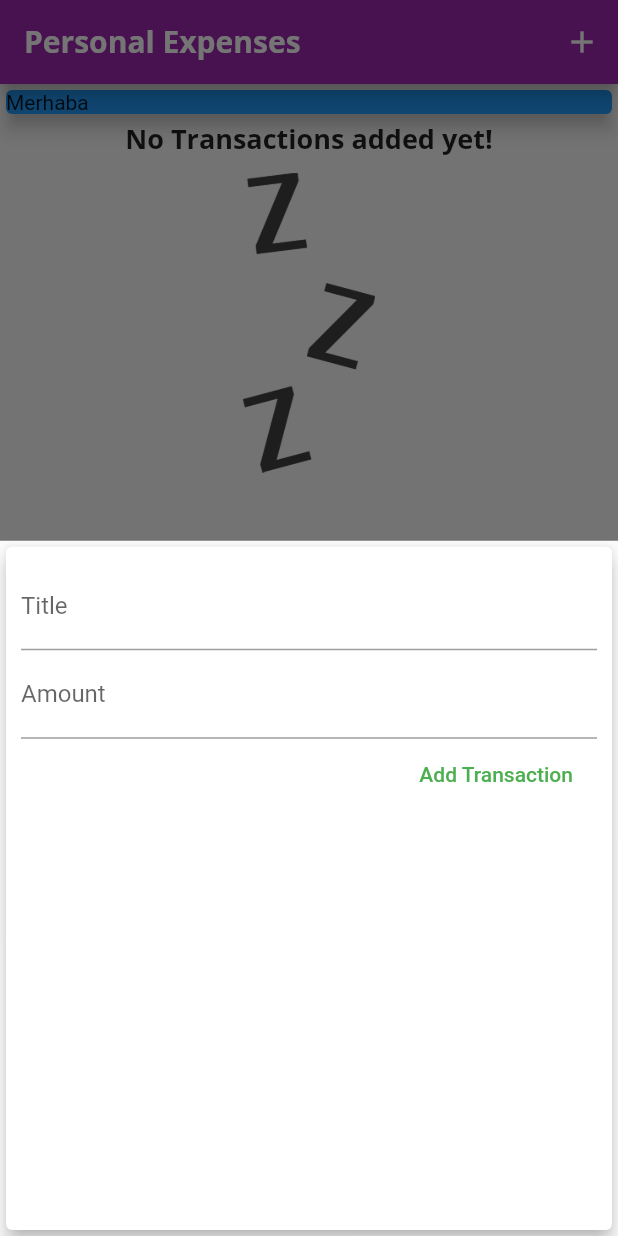
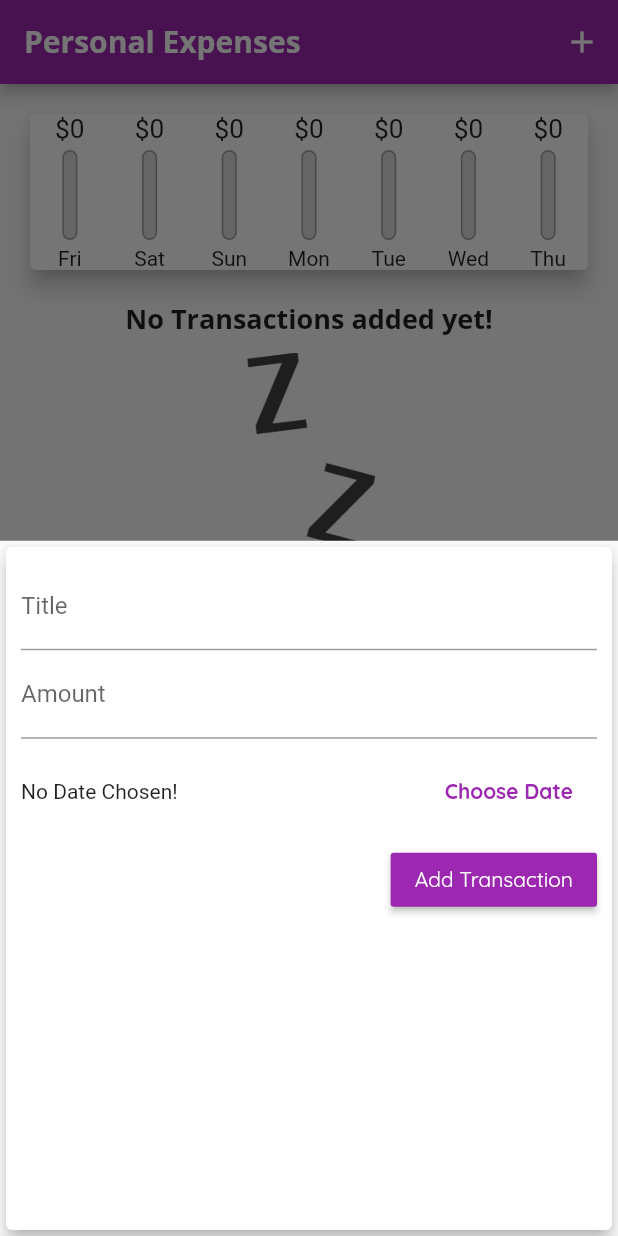
Before and after one commit to sarikayarslan/-Flutter-PersonalExpenses, a Flutter app: the screen it shows after launch, after a tap on the "add" icon, on a phone screen of 412 x 824 dp. Run offline on Flutter 3.47's test engine with Material 2 defaults, Android fonts, the phone set to English and light mode, and no system bars.

Commit message:
ShowDatePicker

```diff
--- a/lib/main.dart
+++ b/lib/main.dart
@@ -1,5 +1,6 @@
 import 'package:flutter/material.dart';
 import 'package:intl/intl.dart';
+import './widgets/chart.dart';
 import './widgets/transaction_list.dart';
 import './widgets/new_transaction.dart';
 import './widgets/transaction_list.dart';
@@ -21,7 +22,9 @@ class MyApp extends StatelessWidget {
                   title: TextStyle(
                       fontFamily: 'OpenSans',
                       fontWeight: FontWeight.bold,
-                      fontSize: 18),
+                      fontSize: 18,
+                  ),
+              button: TextStyle(color: Colors.white ),
                 ),
             appBarTheme: AppBarTheme(
               textTheme: ThemeData.light().textTheme.copyWith(
@@ -54,6 +57,16 @@ class _MyHomePageState extends State<MyHomePage> {
     //     amount: 16.53,
     //     date: DateTime.now())
   ];
+
+  List<Transaction> get _recentTransactions {
+    return _userTransactions.where((tx) {
+      return tx.date.isAfter(
+        DateTime.now().subtract(
+          Duration(days: 7),
+        ),
+      );
+    }).toList();
+  }
 
   void _addNewTransaction(String txTitle, double txAmount) {
     final newTx = Transaction(
@@ -93,14 +106,8 @@ class _MyHomePageState extends State<MyHomePage> {
           // mainAxisAlignment: MainAxisAlignment.start,
           crossAxisAlignment: CrossAxisAlignment.center,
           children: [
-            Container(
-              width: double.infinity,
-              child: Card(
-                color: Colors.blue,
-                child: Text("Merhaba"),
-                elevation: 5,
-              ),
-            ),
+            Chart(_recentTransactions),
+
             TransactionList(_userTransactions),
           ],
         ),
--- a/lib/widgets/chart.dart
+++ b/lib/widgets/chart.dart
@@ -0,0 +1,53 @@
+import 'package:flutter/material.dart';
+import 'package:intl/intl.dart';
+import '../models/transaction.dart';
+import './chart_bar.dart';
+
+class Chart extends StatelessWidget {
+  final List<Transaction> recentTransactions;
+
+  Chart(this.recentTransactions);
+
+  List<Map<String, Object>> get groupedTransactionValues {
+    return List.generate(7, (index) {
+      final weekDay = DateTime.now().subtract(
+        Duration(days: index),
+      );
+      double totalSum = 0.0;
+      for (var i = 0; i < recentTransactions.length; i++) {
+        if (recentTransactions[i].date.month == weekDay.month &&
+            recentTransactions[i].date.day == weekDay.day &&
+            recentTransactions[i].date.year == weekDay.year) {
+          totalSum += recentTransactions[i].amount;
+        }
+      }
+      return {'day': DateFormat.E().format(weekDay), 'amount': totalSum};
+    }).reversed.toList();
+  }
+
+  double get totalSpending {
+    return groupedTransactionValues.fold(0.0, (sum, item) {
+      return sum + (item['amount'] as double);
+    });
+  }
+
+  @override
+  Widget build(BuildContext context) {
+    return Card(
+      elevation: 6,
+      margin: EdgeInsets.all(20),
+      child: Row(
+        mainAxisAlignment: MainAxisAlignment.spaceAround,
+        children: groupedTransactionValues.map((data) {
+          return Flexible(
+            fit: FlexFit.tight,
+            child: ChartBar(data['day'].toString(),
+                (data['amount'] as double),
+                totalSpending == 0.0 ? 0.0 :(data['amount'] as double) / totalSpending
+            ),
+          );
+        }).toList(),
+      ),
+    );
+  }
+}
--- /dev/null
+++ b/lib/widgets/chart_bar.dart
@@ -0,0 +1,53 @@
+import 'package:flutter/material.dart';
+
+class ChartBar extends StatelessWidget {
+  final String label;
+  final double spendingAmount;
+  final double spendingPctOfTotal;
+
+  ChartBar(this.label, this.spendingAmount, this.spendingPctOfTotal);
+
+  @override
+  Widget build(BuildContext context) {
+    return Column(
+      children: [
+        Container(
+          height: 20,
+          child: FittedBox(
+              child: Text('\$${spendingAmount.toStringAsFixed(0)}')),
+        ),
+        SizedBox(
+          height: 4,
+        ),
+        Container(
+          height: 60,
+          width: 10,
+          child: Stack(
+            children: [
+              Container(
+                decoration: BoxDecoration(
+                    border: Border.all(
+                      color: Colors.grey,
+                      width: 1.0,
+                    ),
+                    color: Color.fromRGBO(220, 220, 220, 1),
+                    borderRadius: BorderRadius.circular(10)),
+              ),
+              FractionallySizedBox(
+                  heightFactor: spendingPctOfTotal,
+                  child: Container(
+                    decoration: BoxDecoration(
+                      color: Theme.of(context).primaryColor,
+                    ),
+                  ))
+            ],
+          ),
+        ),
+        SizedBox(
+          height: 4,
+        ),
+        Text(label)
+      ],
+    );
+  }
+}
--- a/lib/widgets/new_transaction.dart
+++ b/lib/widgets/new_transaction.dart
@@ -1,6 +1,9 @@
 import 'package:flutter/material.dart';
+import 'package:intl/intl.dart';
+
 class NewTransaction extends StatefulWidget {
   final Function addTx;
+
   NewTransaction(this.addTx);
 
   @override
@@ -8,19 +11,36 @@ class NewTransaction extends StatefulWidget {
 }
 
 class _NewTransactionState extends State<NewTransaction> {
-  final titleController = TextEditingController();
+  final _titleController = TextEditingController();
+  final _amountController = TextEditingController();
+  DateTime? _selectedDate;
 
-  final amountController = TextEditingController();
-
-  void submitData(){
-    final enteredTitle = titleController.text;
-    final enteredAmount = double.parse(amountController.text);
-    if(enteredTitle.isEmpty|| enteredAmount <=0){
+  void _submitData() {
+    final enteredTitle = _titleController.text;
+    final enteredAmount = double.parse(_amountController.text);
+    if (enteredTitle.isEmpty || enteredAmount <= 0) {
       return;
     }
 
-    widget.addTx(enteredTitle,enteredAmount);
+    widget.addTx(enteredTitle, enteredAmount);
     Navigator.of(context).pop();
+  }
+
+  void _presentDatePicker() {
+    showDatePicker(
+            context: context,
+            initialDate: DateTime.now(),
+            firstDate: DateTime(2021),
+            lastDate: DateTime.now())
+        .then((pickedDate) {
+      if (pickedDate == null) {
+        return;
+      }
+      setState(() {
+        _selectedDate = pickedDate;
+      });
+    });
+    print('');
   }
 
   @override
@@ -34,22 +54,45 @@ class _NewTransactionState extends State<NewTransaction> {
           children: <Widget>[
             TextField(
               decoration: InputDecoration(labelText: "Title"),
-              controller: titleController,
-              onSubmitted: (_) =>submitData,
+              controller: _titleController,
+              onSubmitted: (_) => _submitData,
               // onChanged: (val){titleInput = val;},
             ),
             TextField(
               decoration: InputDecoration(labelText: "Amount"),
-              controller: amountController,
+              controller: _amountController,
               keyboardType: TextInputType.number,
-              onSubmitted: (_) =>submitData,
+              onSubmitted: (_) => _submitData,
               //onChanged: (val) =>amountInput = val,
             ),
-            FlatButton(
-              onPressed: submitData,
+            Container(
+              height: 70,
+              child: Row(
+                children: [
+                  Expanded(
+                    child: Text(_selectedDate == null
+                        ? 'No Date Chosen!'
+                        : "Picked Date : " +DateFormat.yMd().format(_selectedDate!)),
+                  ),
+                  FlatButton(
+                    onPressed: _presentDatePicker,
+                    child: Text(
+                      'Choose Date',
+                      style: TextStyle(
+                        fontWeight: FontWeight.bold,
+                      ),
+                    ),
+                    textColor: Theme.of(context).primaryColor,
+                  )
+                ],
+              ),
+            ),
+            RaisedButton(
+              textColor: Theme.of(context).textTheme.button!.color,
+              onPressed: _submitData,
+              color: Theme.of(context).primaryColor,
               child: Text(
                 "Add Transaction",
-                style: TextStyle(color: Colors.green),
               ),
             )
           ],
```
Also changed, not shown: lib/widgets/transaction_list.dart (+56 -35 lines).
